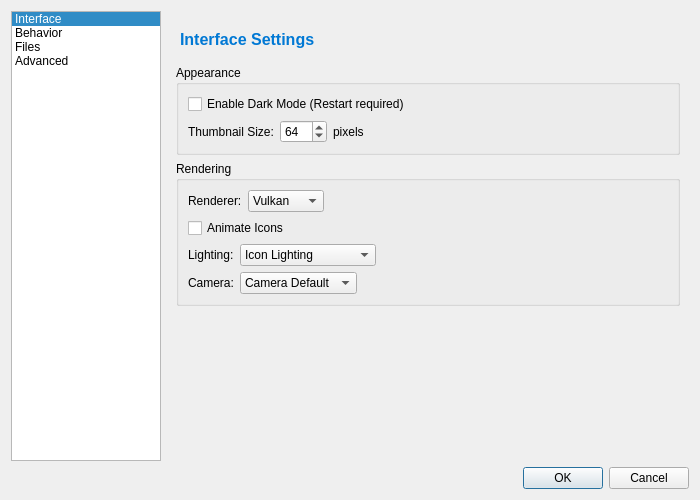
The window that src/ui/dialogs/SettingsDialog.ui (PCSX2/myMCpp) describes before a commit, drawn with Qt 5.
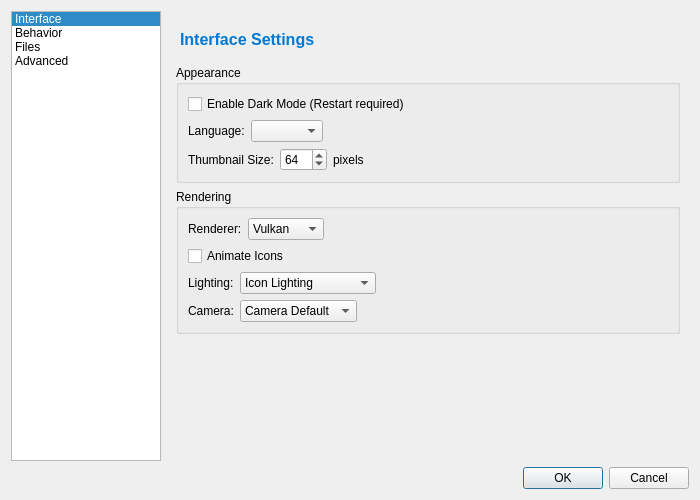
The same window after the commit.

Diff of the .ui file:
```diff
--- a/src/ui/dialogs/SettingsDialog.ui
+++ b/src/ui/dialogs/SettingsDialog.ui
@@ -98,6 +98,33 @@
                </property>
               </widget>
              </item>
+             <item>
+              <layout class="QHBoxLayout" name="languageLayout">
+               <item>
+                <widget class="QLabel" name="label_lang">
+                 <property name="text">
+                  <string>Language:</string>
+                 </property>
+                </widget>
+               </item>
+               <item>
+                <widget class="QComboBox" name="languageCombo"/>
+               </item>
+               <item>
+                <spacer name="horizontalSpacer_lang">
+                 <property name="orientation">
+                  <enum>Qt::Horizontal</enum>
+                 </property>
+                 <property name="sizeHint" stdset="0">
+                  <size>
+                   <width>40</width>
+                   <height>20</height>
+                  </size>
+                 </property>
+                </spacer>
+               </item>
+              </layout>
+             </item>
              <item>
               <layout class="QHBoxLayout" name="thumbLayout">
                <item>
```
